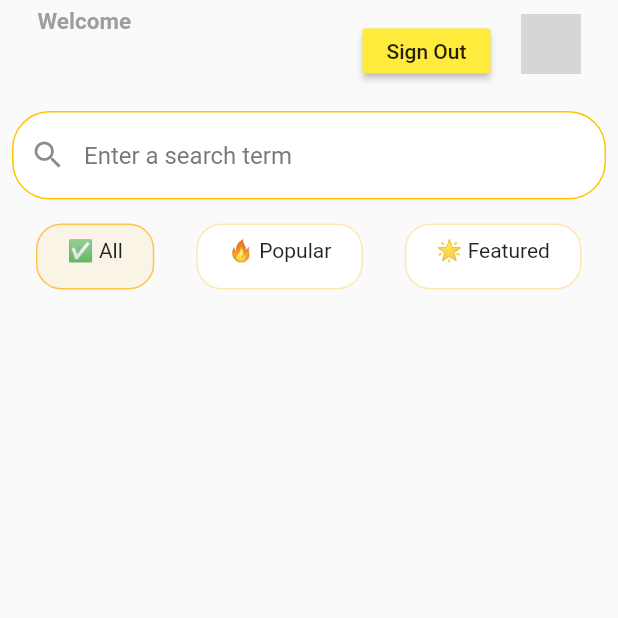
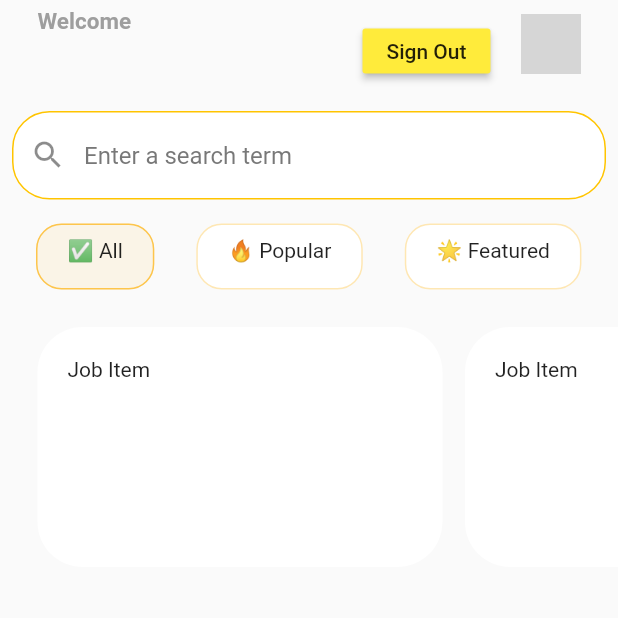
Before and after one commit to VishalSh-Dev/job_finder_app, a Flutter app: the screen it shows once a user with an empty profile is signed in, on a phone screen of 412 x 824 dp, the top half of it. Run offline on Flutter 3.47's test engine with Material 2 defaults, Android fonts, the phone set to English and light mode, and no system bars; our stand-ins replace cloud_firestore, firebase_auth, firebase_core; missing offline and left inert: dart:ffi; accounts and stored records are empty; network calls fail; grey boxes are pictures that could not be loaded.

Commit message:
Job files developed
job, job_item, job_list developed. code is running.

```diff
--- a/lib/screens/home/home.dart
+++ b/lib/screens/home/home.dart
@@ -1,4 +1,5 @@
 import 'package:flutter/material.dart';
+import 'package:job_finder_app/screens/home/job_list.dart';
 import 'package:job_finder_app/screens/home/search_card.dart';
 import 'package:job_finder_app/screens/home/tagList.dart';
 
@@ -26,7 +27,7 @@ class HomePage extends StatelessWidget {
         ),
         Column(
           crossAxisAlignment: CrossAxisAlignment.start,
-          children: [HomeAppBar(), SearchCard(), TagList()],
+          children: [HomeAppBar(), SearchCard(), TagList(), JobList()],
         )
       ]),
     );
--- /dev/null
+++ b/lib/screens/home/job_item.dart
@@ -0,0 +1,20 @@
+import 'package:flutter/material.dart';
+import 'package:job_finder_app/screens/job.dart';
+
+class JobItem extends StatelessWidget {
+  final Job job;
+  final bool showTime;
+  JobItem(this.job, {this.showTime = false});
+  @override
+  Widget build(BuildContext context) {
+    return Container(
+      width: 270,
+      padding: EdgeInsets.all(20),
+      decoration: BoxDecoration(
+        borderRadius: BorderRadius.circular(30),
+        color: Colors.white,
+      ),
+      child: Text('Job Item'),
+    );
+  }
+}
--- /dev/null
+++ b/lib/screens/home/job_list.dart
@@ -0,0 +1,22 @@
+import 'package:flutter/material.dart';
+import 'package:job_finder_app/screens/home/job_item.dart';
+import 'package:job_finder_app/screens/job.dart';
+
+class JobList extends StatelessWidget {
+  final jobList = Job.generateJobs();
+  @override
+  Widget build(BuildContext context) {
+    return Container(
+      margin: EdgeInsets.symmetric(vertical: 25),
+      height: 160,
+      child: ListView.separated(
+          padding: EdgeInsets.symmetric(horizontal: 25),
+          scrollDirection: Axis.horizontal,
+          itemBuilder: (context, index) => JobItem(jobList[index]),
+          separatorBuilder: (_, index) => SizedBox(
+                width: 15,
+              ),
+          itemCount: jobList.length),
+    );
+  }
+}
--- /dev/null
+++ b/lib/screens/job.dart
@@ -0,0 +1,44 @@
+class Job {
+  String company;
+  String logoURL;
+  bool isMark;
+  String title;
+  String location;
+  String time;
+  List<String> req;
+  Job(this.company, this.logoURL, this.isMark, this.title, this.location,
+      this.time, this.req);
+  static List<Job> generateJobs() {
+    return [
+      Job(
+        'Google LLC, ',
+        'assets/images/google_logo.png',
+        false,
+        'Principle Product Design',
+        '417 Marion, New York\nUnited States',
+        'Full-Time',
+        [
+          'Creative, with an eye for shape and color.',
+          'Understand different materials and production methods.',
+          'Curious about technical, practical and scientific knowledge. ',
+          'Interested in the way people choose and use product.',
+        ],
+      ),
+      Job(
+        'Airbnb Inc, ',
+        'assests/images/airbnb_logo.png',
+        true,
+        'Business Intelligence',
+        'Gurugram, Delhi\nIndia',
+        'Full-Time',
+        [
+          'Background in data warehouse design and data mining.',
+          'Familiarity with BI technologies (e.g. Microsoft Power BI, Oracle BI)',
+          'In-depth understanding of database management systems, online analytical processing (OLAP) and ETL (Extract, transform, load) framework',
+          'Proven abilities to take initiative and be innovative',
+          'Analytical mind with a problem-solving aptitude',
+        ],
+      ),
+    ];
+  }
+}
```
Also changed, not shown: pubspec.lock, 1 other file.
